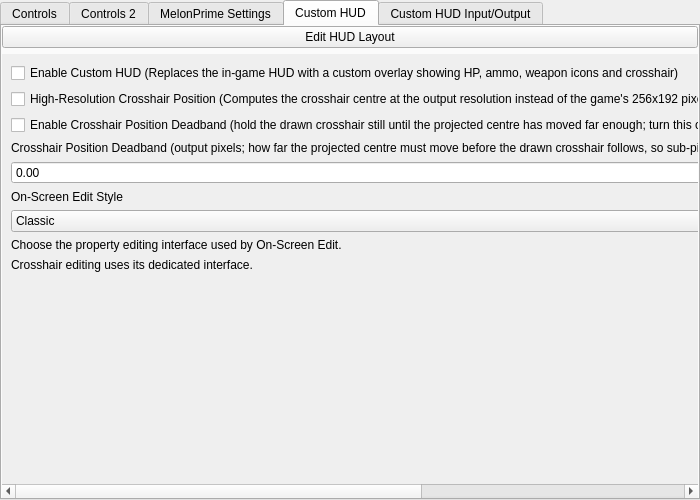
ag-advania/melonPrimeDS, file src/frontend/qt_sdl/InputConfig/MelonPrimeInputConfig.ui: the form before one commit.
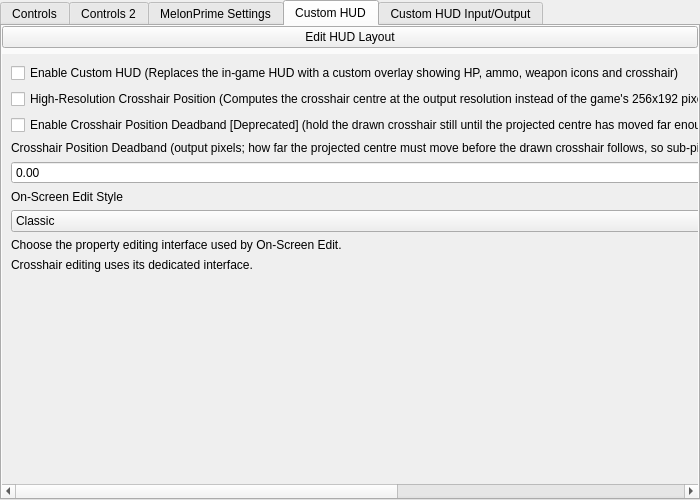
The form after the commit. The open tabs and pages were chosen to show the change.

Commit message:
localization: complete crosshair settings coverage
Mark the crosshair position deadband setting as deprecated and make its fallback default disabled. Add explicit localized text for the deadband, deadband width, and high-resolution crosshair descriptions across all 82 registered menu languages, including regional English, Spanish, French, Portuguese, and Chinese variants. Keep the existing saved configuration values and screen settings unchanged.

```diff
--- a/src/frontend/qt_sdl/InputConfig/MelonPrimeInputConfig.ui
+++ b/src/frontend/qt_sdl/InputConfig/MelonPrimeInputConfig.ui
@@ -1241,7 +1241,7 @@
 							</item>
 
 							<item>
-								<widget class="QCheckBox" name="cbMetroidHudCrosshairDeadbandEnable"><property name="text"><string>Enable Crosshair Position Deadband (hold the drawn crosshair still until the projected centre has moved far enough; turn this off to make it follow the projection exactly, keeping the width below for comparison)</string></property></widget>
+								<widget class="QCheckBox" name="cbMetroidHudCrosshairDeadbandEnable"><property name="text"><string>Enable Crosshair Position Deadband [Deprecated] (hold the drawn crosshair still until the projected centre has moved far enough; turn this off to make it follow the projection exactly, keeping the width below for comparison)</string></property></widget>
 							</item>
 							<item>
 								<widget class="QLabel" name="labelMetroidHudCrosshairDeadband">
```
The commit also changes 2 other files.
